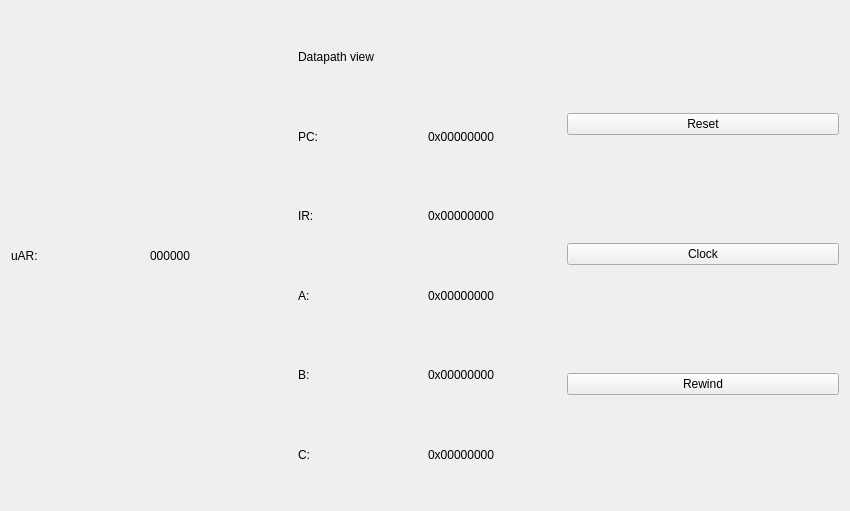
This is src/Ui/App/simulationview.ui in SSu4K/MCAS as Qt 5 draws it before an edit. The edited form follows.
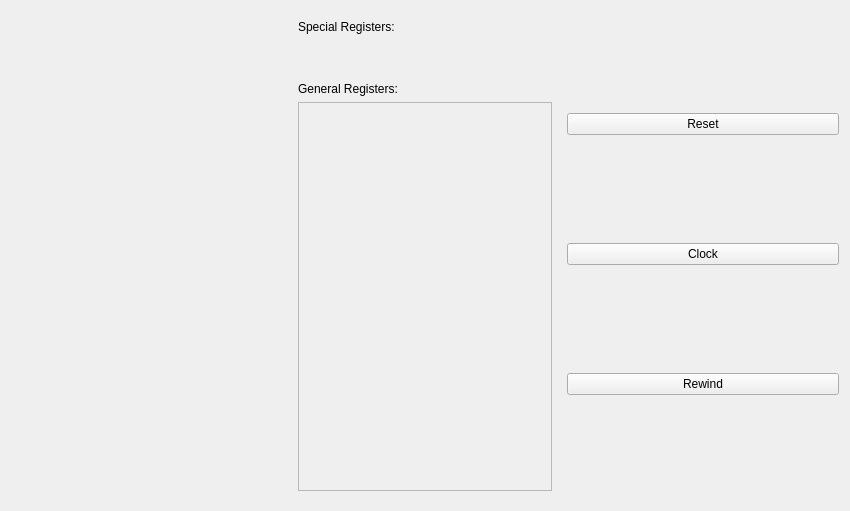
This is the edited form. Custom widgets are drawn as their Qt base class.

Commit message: Full simulation view for all registers.

Diff of the .ui file:
```diff
--- a/src/Ui/App/simulationview.ui
+++ b/src/Ui/App/simulationview.ui
@@ -23,24 +23,22 @@
    <item>
     <layout class="QHBoxLayout" name="horizontalLayout_2" stretch="1,1,1">
      <item>
-      <layout class="QVBoxLayout" name="verticalLayout_3">
-       <item>
-        <layout class="QHBoxLayout" name="uarDisplayLayout">
-         <item>
-          <widget class="QLabel" name="uarLabel">
-           <property name="text">
-            <string>uAR:</string>
-           </property>
-          </widget>
-         </item>
-         <item>
-          <widget class="QLabel" name="uarValueLabel">
-           <property name="text">
-            <string>000000</string>
-           </property>
-          </widget>
-         </item>
-        </layout>
+      <layout class="QFormLayout" name="formLayout">
+       <property name="sizeConstraint">
+        <enum>QLayout::SizeConstraint::SetNoConstraint</enum>
+       </property>
+       <item row="0" column="0">
+        <widget class="ValueDisplayWidget" name="uarDisplayWidget" native="true">
+         <property name="enabled">
+          <bool>true</bool>
+         </property>
+         <property name="sizePolicy">
+          <sizepolicy hsizetype="Preferred" vsizetype="Minimum">
+           <horstretch>0</horstretch>
+           <verstretch>0</verstretch>
+          </sizepolicy>
+         </property>
+        </widget>
        </item>
       </layout>
      </item>
@@ -54,103 +52,58 @@
            <verstretch>0</verstretch>
           </sizepolicy>
          </property>
-         <layout class="QVBoxLayout" name="verticalLayout_5">
+         <layout class="QVBoxLayout" name="verticalLayout_3">
           <item>
            <widget class="QLabel" name="label">
             <property name="text">
-             <string>Datapath view</string>
+             <string>Special Registers:</string>
             </property>
            </widget>
           </item>
           <item>
-           <layout class="QHBoxLayout" name="pcDisplayLayout">
-            <item>
-             <widget class="QLabel" name="pcLabel">
-              <property name="text">
-               <string>PC:</string>
-              </property>
-             </widget>
+           <widget class="ValueDisplayWidget" name="pcDisplayWidget" native="true"/>
             </item>
             <item>
-             <widget class="QLabel" name="pcValueLabel">
-              <property name="text">
-               <string>0x00000000</string>
-              </property>
-             </widget>
-            </item>
-           </layout>
-          </item>
+           <widget class="ValueDisplayWidget" name="irDisplayWidget" native="true"/>
+          </item>
           <item>
-           <layout class="QHBoxLayout" name="irDisplayLayout">
-            <item>
-             <widget class="QLabel" name="irLabel">
-              <property name="text">
-               <string>IR:</string>
-              </property>
-             </widget>
+           <widget class="ValueDisplayWidget" name="aDisplayWidget" native="true"/>
             </item>
             <item>
-             <widget class="QLabel" name="irValueLabel">
-              <property name="text">
-               <string>0x00000000</string>
-              </property>
-             </widget>
-            </item>
-           </layout>
-          </item>
+           <widget class="ValueDisplayWidget" name="bDisplayWidget" native="true"/>
+          </item>
           <item>
-           <layout class="QHBoxLayout" name="aDisplayLayout">
-            <item>
-             <widget class="QLabel" name="aLabel">
-              <property name="text">
-               <string>A:</string>
-              </property>
-             </widget>
+           <widget class="ValueDisplayWidget" name="cDisplayWidget" native="true"/>
             </item>
             <item>
-             <widget class="QLabel" name="aValueLabel">
-              <property name="text">
-               <string>0x00000000</string>
-              </property>
-             </widget>
-            </item>
-           </layout>
-          </item>
+           <widget class="ValueDisplayWidget" name="marDisplayWidget" native="true"/>
+          </item>
           <item>
-           <layout class="QHBoxLayout" name="bDisplayLayout">
-            <item>
-             <widget class="QLabel" name="bLabel">
-              <property name="text">
-               <string>B:</string>
-              </property>
-             </widget>
+           <widget class="ValueDisplayWidget" name="mdrDisplayWidget" native="true"/>
             </item>
             <item>
-             <widget class="QLabel" name="bValueLabel">
+           <widget class="QLabel" name="label_2">
               <property name="text">
-               <string>0x00000000</string>
+             <string>General Registers:</string>
               </property>
              </widget>
             </item>
-           </layout>
-          </item>
           <item>
-           <layout class="QHBoxLayout" name="cDisplayLayout">
-            <item>
-             <widget class="QLabel" name="cLabel">
-              <property name="text">
-               <string>C:</string>
-              </property>
-             </widget>
-            </item>
-            <item>
-             <widget class="QLabel" name="cValueLabel">
-              <property name="text">
-               <string>0x00000000</string>
-              </property>
-             </widget>
-            </item>
-           </layout>
+           <widget class="QScrollArea" name="registerScrollArea">
+            <property name="widgetResizable">
+             <bool>true</bool>
+            </property>
+            <widget class="QWidget" name="scrollAreaWidgetContents">
+             <property name="geometry">
+              <rect>
+               <x>0</x>
+               <y>0</y>
+               <width>250</width>
+               <height>309</height>
+              </rect>
+             </property>
+            </widget>
+           </widget>
           </item>
          </layout>
         </widget>
@@ -186,6 +139,14 @@
    </item>
   </layout>
  </widget>
+ <customwidgets>
+  <customwidget>
+   <class>ValueDisplayWidget</class>
+   <extends>QWidget</extends>
+   <header location="global">Common/valuedisplaywidget.h</header>
+   <container>1</container>
+  </customwidget>
+ </customwidgets>
  <resources/>
  <connections/>
 </ui>
```
Lines whose indentation alone changed are shown as unchanged. The commit also changes 9 other files.
